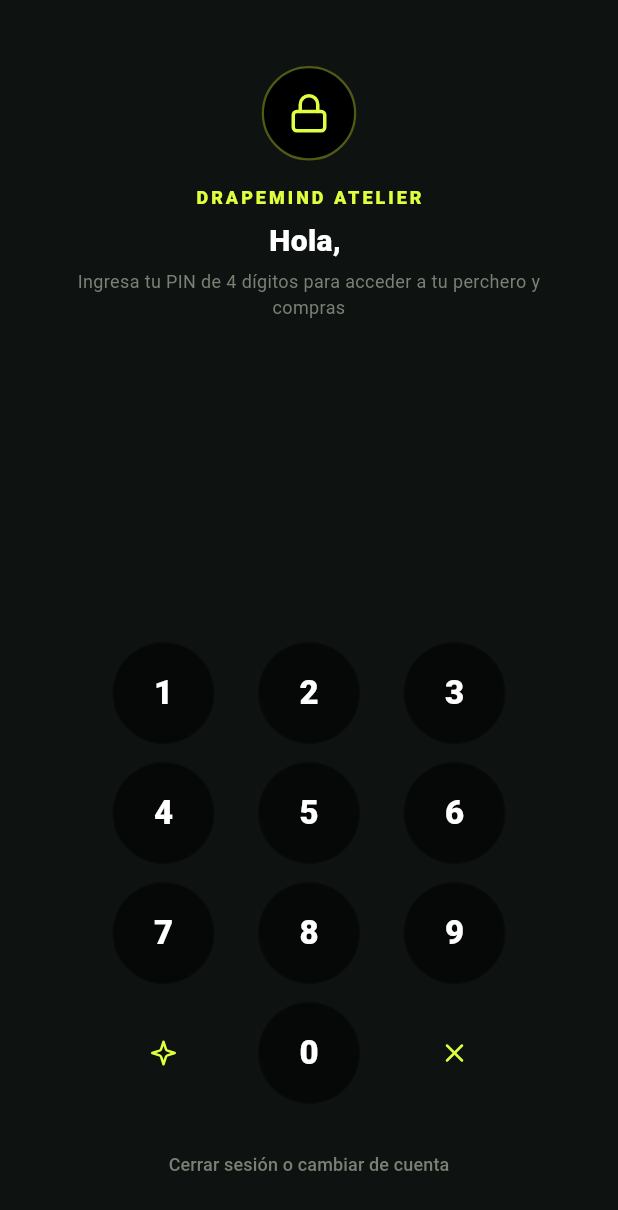
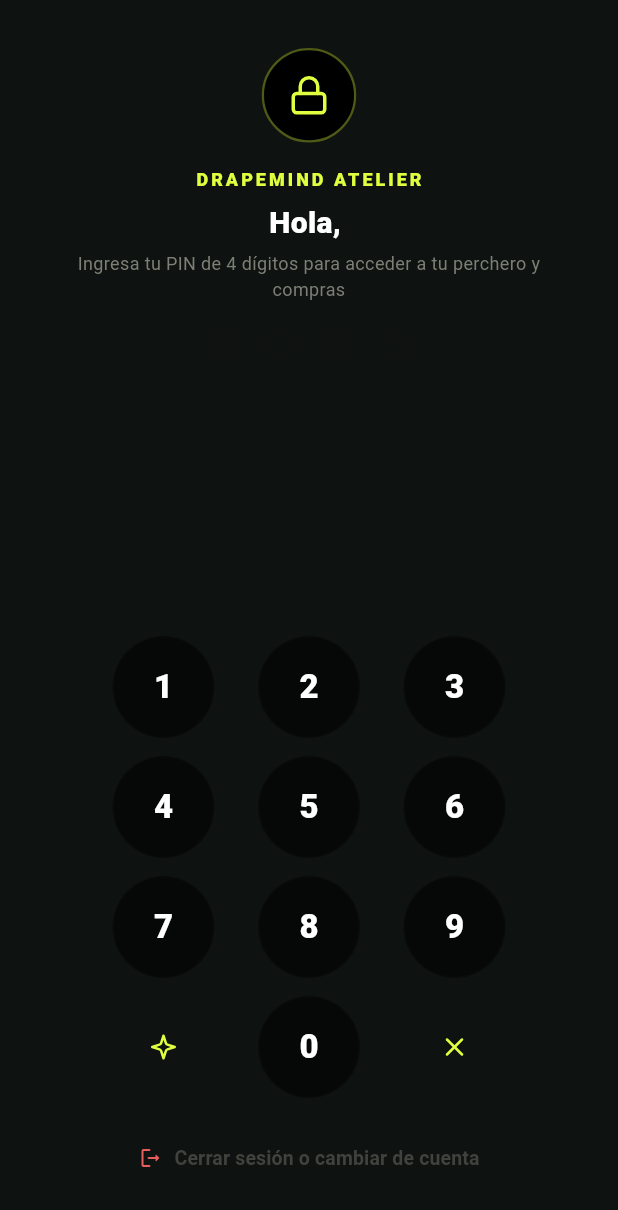
Before and after one commit to Gerstep360/DrapeMind-Movil, a Flutter app: the PinLockScreen screen opened directly, after a tap on "Cerrar sesión o cambiar de cuenta", on a phone screen of 412 x 824 dp. Shown: the top 1210 px of the screen. Run offline on Flutter 3.47's test engine with Material 3 defaults, Android fonts, the phone set to English and light mode, and no system bars; our stand-ins replace camera, firebase_core, firebase_messaging, flutter_secure_storage, flutter_svg, shared_preferences; missing offline and left inert: flutter_stripe, google_mlkit_pose_detection; accounts and stored records are empty; network calls fail.

Commit message:
Fix Bug compiler

```diff
--- a/lib/core/network/api_client.dart
+++ b/lib/core/network/api_client.dart
@@ -60,6 +60,7 @@
   Future<void> clearToken() async {
     try {
       await _secureStorage.delete(key: _tokenKey);
+      await _secureStorage.deleteAll();
     } catch (_) {}
     try {
       final prefs = await SharedPreferences.getInstance();
--- a/lib/paquetes/acceso_gestion_usuarios/datos/servicios/auth_service.dart
+++ b/lib/paquetes/acceso_gestion_usuarios/datos/servicios/auth_service.dart
@@ -252,7 +252,19 @@
     _token = null;
     _onboardingSkipped = false;
     await _apiClient.clearToken();
-    await SecurityService().clearCachedUserProfile();
+    await SecurityService().clearSecurityState();
+    try {
+      final prefs = await SharedPreferences.getInstance();
+      await prefs.remove('drapemind_cached_style_profile');
+      await prefs.remove('ai_quest_occ');
+      await prefs.remove('ai_quest_top_type');
+      await prefs.remove('ai_quest_top_size');
+      await prefs.remove('ai_quest_bot_type');
+      await prefs.remove('ai_quest_bot_size');
+      await prefs.remove('ai_quest_shoe');
+      await prefs.remove('ai_quest_budget');
+      await prefs.remove('dm_device_push_token');
+    } catch (_) {}
     notifyListeners();
   }
 
--- a/lib/paquetes/acceso_gestion_usuarios/datos/servicios/security_service.dart
+++ b/lib/paquetes/acceso_gestion_usuarios/datos/servicios/security_service.dart
@@ -124,4 +124,20 @@
     final prefs = await SharedPreferences.getInstance();
     await prefs.remove(_keyCachedUser);
   }
+
+  /// Limpia por completo el estado de seguridad al cerrar sesion
+  Future<void> clearSecurityState() async {
+    try {
+      final prefs = await SharedPreferences.getInstance();
+      await prefs.remove(_keyCachedUser);
+      await prefs.remove(_keyUserPin);
+      await prefs.remove(_keyPinEnabled);
+      await prefs.remove(_keyBiometricEnabled);
+    } catch (_) {}
+    _userPin = null;
+    _isPinEnabled = false;
+    _isBiometricEnabled = false;
+    _isLocked = false;
+    notifyListeners();
+  }
 }
--- a/lib/paquetes/acceso_gestion_usuarios/iniciar_sesion/presentacion/pin_lock_screen.dart
+++ b/lib/paquetes/acceso_gestion_usuarios/iniciar_sesion/presentacion/pin_lock_screen.dart
@@ -69,12 +69,19 @@
     return Scaffold(
       backgroundColor: const Color(0xFF0E1311),
       body: SafeArea(
+        child: LayoutBuilder(
+          builder: (context, constraints) {
+            return SingleChildScrollView(
+              physics: const AlwaysScrollableScrollPhysics(),
+              child: ConstrainedBox(
+                constraints: BoxConstraints(minHeight: constraints.maxHeight),
+                child: IntrinsicHeight(
                   child: Padding(
-          padding: const EdgeInsets.symmetric(horizontal: 28, vertical: 24),
+                    padding: const EdgeInsets.symmetric(horizontal: 28, vertical: 20),
                     child: Column(
                       children: [
                         // HEADER DE SEGURIDAD
-              const SizedBox(height: 20),
+                        const SizedBox(height: 12),
                         Container(
                           padding: const EdgeInsets.all(16),
                           decoration: BoxDecoration(
@@ -112,7 +119,7 @@
                           textAlign: TextAlign.center,
                           style: TextStyle(fontSize: 12, color: AppColors.textMuted),
                         ),
-              const SizedBox(height: 24),
+                        const SizedBox(height: 20),
 
                         // INDICADORES DE 4 DÍGITOS
                         Row(
@@ -160,24 +167,38 @@
                         const SizedBox(height: 16),
 
                         // BOTÓN CERRAR SESIÓN / CAMBIAR DE CUENTA
-              TextButton(
+                        Padding(
+                          padding: const EdgeInsets.only(bottom: 8),
+                          child: TextButton.icon(
+                            style: TextButton.styleFrom(
+                              foregroundColor: AppColors.textMuted,
+                              padding: const EdgeInsets.symmetric(horizontal: 16, vertical: 12),
+                            ),
                             onPressed: () async {
                               await auth.logout();
                               if (context.mounted) {
                                 context.read<SecurityService>().resetLock();
                               }
                             },
-                child: const Text(
+                            icon: const Icon(Icons.logout_rounded, size: 16, color: AppColors.danger),
+                            label: const Text(
                               'Cerrar sesión o cambiar de cuenta',
                               style: TextStyle(
-                    fontSize: 12,
-                    color: AppColors.textMuted,
+                                fontSize: 13,
+                                color: AppColors.textMutedStrong,
+                                fontWeight: FontWeight.w600,
                                 decoration: TextDecoration.underline,
+                              ),
                             ),
                           ),
                         ),
                       ],
                     ),
+                  ),
+                ),
+              ),
+            );
+          },
         ),
       ),
     );
--- a/pubspec.yaml
+++ b/pubspec.yaml
@@ -4,7 +4,7 @@
 # pub.dev using `flutter pub publish`. This is preferred for private packages.
 publish_to: 'none'
 
-version: 1.0.7+8
+version: 1.0.8+9
 
 environment:
   sdk: ^3.8.1
```
Also changed, not shown: lib/paquetes/acceso_gestion_usuarios/gestionar_cuenta/presentacion/account_screen.dart (+100 -10 lines), 1 other file. Lines whose indentation alone changed are shown as unchanged.
